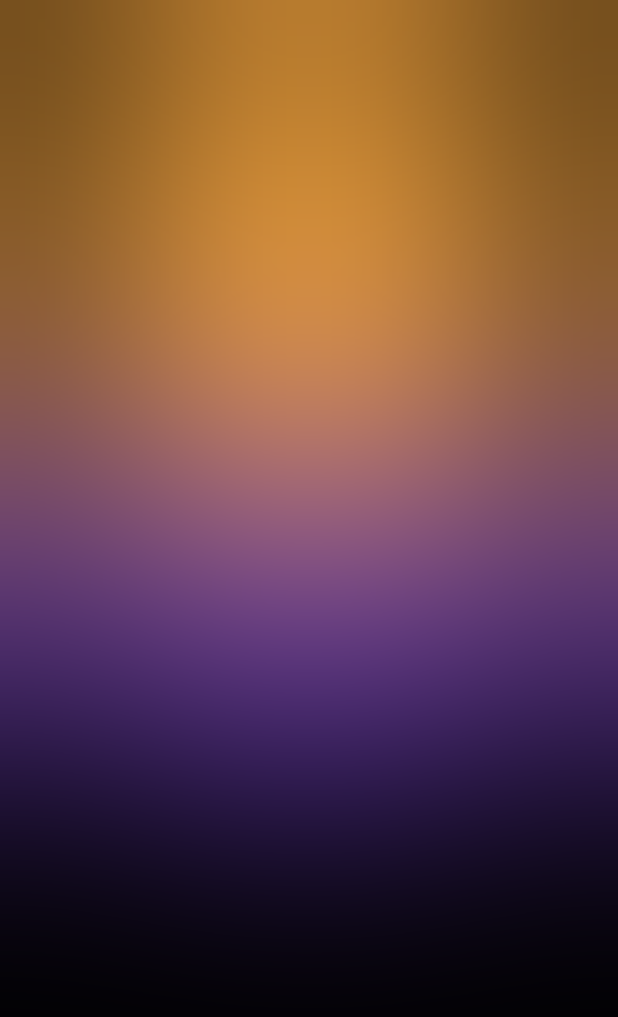
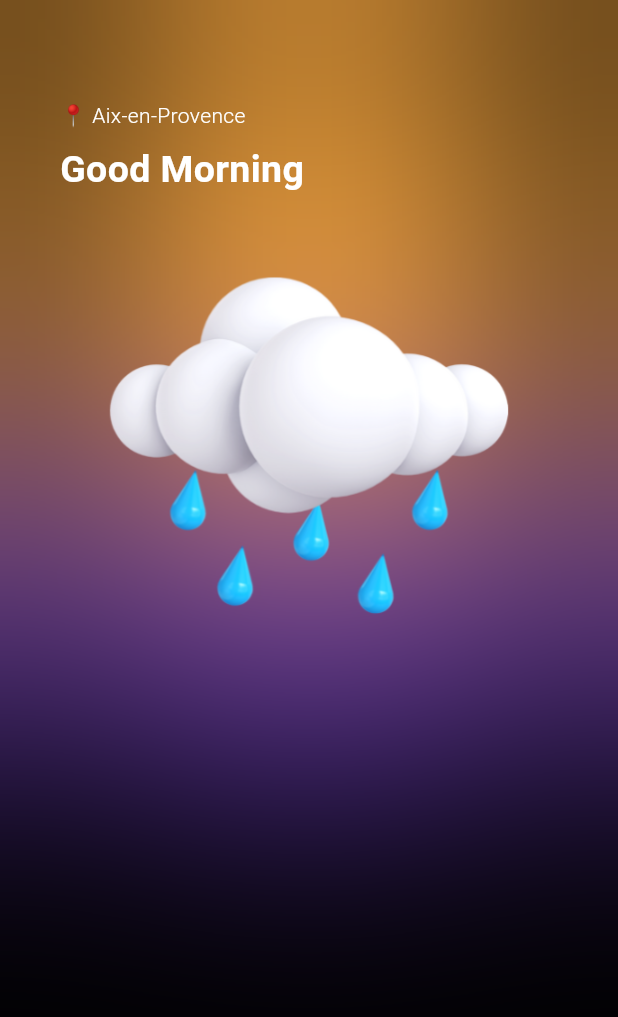
Before and after one commit to abdurashidovvv/weather_flutter, a Flutter app: the screen it shows after launch, on a phone screen of 412 x 824 dp. Shown: the top 1017 px of the screen. Run offline on Flutter 3.47's test engine with Material 3 defaults, Android fonts, the phone set to English and light mode, and no system bars; our stand-ins replace bloc.

Commit message:
ui is finished

```diff
--- a/lib/screens/home_screen.dart
+++ b/lib/screens/home_screen.dart
@@ -54,6 +54,29 @@ class HomeScreen extends StatelessWidget {
                 child: Container(
                   decoration: const BoxDecoration(color: Colors.transparent),
                 ),
+              ),
+              SizedBox(
+                width: MediaQuery.of(context).size.width,
+                height: MediaQuery.of(context).size.height,
+                child:  Column(
+                  crossAxisAlignment: CrossAxisAlignment.start,
+                  children: [
+                    const Text(
+                      "📍 Aix-en-Provence",
+                      style: TextStyle(
+                          color: Colors.white, fontWeight: FontWeight.w300),
+                    ),
+                    const SizedBox(height: 8),
+                    const Text(
+                      "Good Morning",
+                      style: TextStyle(
+                          color: Colors.white,
+                          fontSize: 25,
+                          fontWeight: FontWeight.bold),
+                    ),
+                    Image.asset('assets/2.png')
+                  ],
+                ),
               )
             ],
           ),
--- a/pubspec.yaml
+++ b/pubspec.yaml
@@ -68,10 +68,8 @@ flutter:
   uses-material-design: true
 
   # To add assets to your application, add an assets section, like this:
-  # assets:
-  #   - images/a_dot_burr.jpeg
-  #   - images/a_dot_ham.jpeg
-
+  assets:
+    - assets/
   # An image asset can refer to one or more resolution-specific "variants", see
   # https://flutter.dev/to/resolution-aware-images
 
```
Also changed, not shown: assets/1.png (added), assets/11.png (added), assets/12.png (added), assets/13.png (added), assets/14.png (added), assets/2.png (added), assets/3.png (added), assets/4.png (added), assets/5.png (added), assets/6.png (added), assets/7.png (added), assets/8.png (added), assets/9.png (added).
